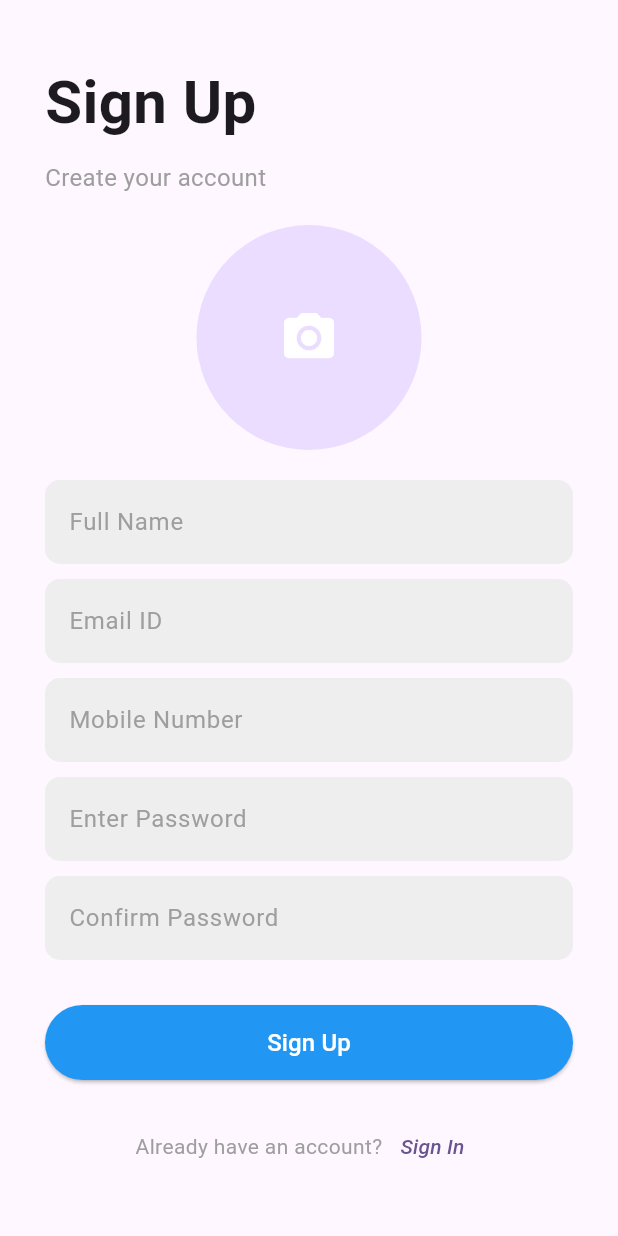
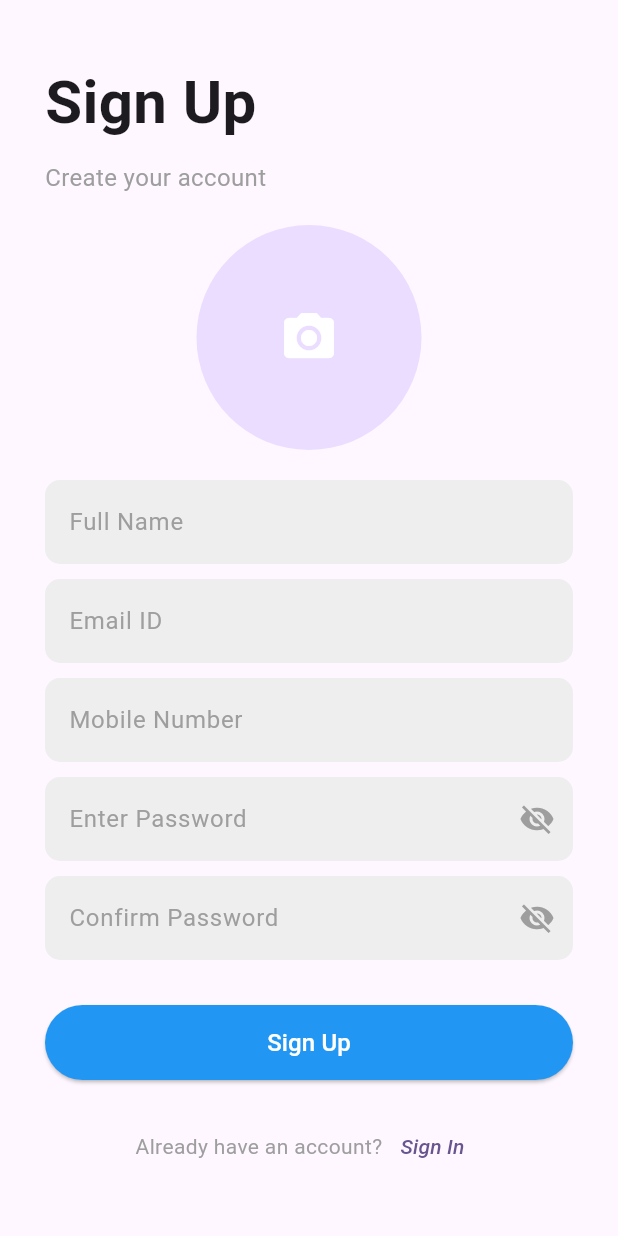
Before and after one commit to Samarthpatki/Flutter-ChatApp-, a Flutter app: the screen it shows after launch, after a tap on "Sign Up", on a phone screen of 412 x 824 dp. Run offline on Flutter 3.47's test engine with Material 3 defaults, Android fonts, the phone set to English and light mode, and no system bars; our stand-ins replace device_info_plus, firebase_auth, firebase_core, firebase_database, flutter_svg, image_picker and 2 more; accounts and stored records are empty; statements that could not run were skipped.

Commit message:
final touch ups and bug fixes

```diff
--- a/lib/screens/sign_in_screen.dart
+++ b/lib/screens/sign_in_screen.dart
@@ -1,6 +1,7 @@
 import 'dart:convert';
 import 'dart:io';
 
+import 'package:device_info_plus/device_info_plus.dart';
 import 'package:flutter/material.dart';
 import 'package:flutter_chatapp_qualwebs_assignment/data/sign_in_up_repo.dart';
 import 'package:flutter_chatapp_qualwebs_assignment/screens/all_chats_screen.dart';
@@ -24,6 +25,8 @@ class _SignInScreenState extends State<SignInScreen> {
   bool isLoading = false;
   final AuthRepository authObj= AuthRepository();
   final prefs = PreferenceHelper();
+  bool _hidePassword = true;
+
 
   void onSignInPressed() {
     setState(() {
@@ -103,7 +106,12 @@ class _SignInScreenState extends State<SignInScreen> {
     List<Permission> permissions = [Permission.camera];
 
     if (Platform.isAndroid) {
-      if (Platform.version.compareTo("13") < 0) {
+      print("version"+Platform.version);
+      final deviceInfo = DeviceInfoPlugin();
+      AndroidDeviceInfo androidInfo = await deviceInfo.androidInfo;
+      int sdkInt = androidInfo.version.sdkInt;
+
+      if (sdkInt <= 32) {
         permissions.add(Permission.storage); // For Android 12 and below
       } else {
         permissions.add(Permission.photos); // For Android 13+
@@ -162,7 +170,6 @@ class _SignInScreenState extends State<SignInScreen> {
   Future<void> pickImage(ImageSource source, BuildContext context, Function(File) onImageSelected) async {
     final picker = ImagePicker();
     final pickedFile = await picker.pickImage(source: source);
-
     if (pickedFile != null) {
       File imageFile = File(pickedFile.path);
       onImageSelected(imageFile);
@@ -229,9 +236,10 @@ class _SignInScreenState extends State<SignInScreen> {
                   keyboardType: TextInputType.emailAddress,
                 ),
                 const SizedBox(height: 10),
+
                 TextField(
                   controller: passwordController,
-                  obscureText: true,
+                  obscureText: _hidePassword,
                   decoration: InputDecoration(
                     hintText: 'Enter password',
                     hintStyle: TextStyle(color: Colors.grey),
@@ -241,6 +249,16 @@ class _SignInScreenState extends State<SignInScreen> {
                       borderRadius: BorderRadius.circular(10),
                       borderSide: BorderSide.none,
                     ),
+                    suffixIcon: IconButton(onPressed: (){
+                      setState(() {
+                        _hidePassword = !_hidePassword;
+                      });
+
+                    }, icon: Icon(
+                     _hidePassword ? Icons.visibility_off : Icons.visibility
+
+                    )),
+
                     contentPadding: const EdgeInsets.symmetric(horizontal: 10, vertical: 15),
                   ),
                 ),
--- a/lib/screens/sign_up_screen.dart
+++ b/lib/screens/sign_up_screen.dart
@@ -23,7 +23,8 @@ class _SignUpScreenState extends State<SignUpScreen> {
   final TextEditingController confirmPasswordController = TextEditingController();
   bool isLoading = false;
   String _profileImage ="";
-
+  bool hidePass =true;
+  bool hideConfirmPass=true;
   final AuthRepository auth_obj = AuthRepository();
 
   void showImagePickerDialog(BuildContext context, Function(File) onImageSelected) {
@@ -134,13 +135,14 @@ class _SignUpScreenState extends State<SignUpScreen> {
                       String base64img=await convertToBase64(selectedImage);
                       setState(() {
                         _profileImage=base64img;
+                        print("PIC "+_profileImage);
                       });
                   });
 
                 },
                 child: CircleAvatar(
                   radius: 75,
-                  // backgroundImage: _profileImage != "" ? MemoryImage(base64Decode(_profileImage)) : AssetImage('assets/images/profile.png') as ImageProvider,
+                  backgroundImage: _profileImage != "" ? MemoryImage(base64Decode(_profileImage)) : null,
                   child: _profileImage == "" ? Icon(Icons.camera_alt, size: 40, color: Colors.white) : null,
                 ),
               ),
@@ -149,8 +151,64 @@ class _SignUpScreenState extends State<SignUpScreen> {
             _buildTextField(nameController, 'Full Name', TextInputType.text),
             _buildTextField(emailController, 'Email ID', TextInputType.emailAddress),
             _buildTextField(numberController, 'Mobile Number', TextInputType.phone),
-            _buildTextField(passwordController, 'Enter Password', TextInputType.visiblePassword, obscureText: true),
-            _buildTextField(confirmPasswordController, 'Confirm Password', TextInputType.visiblePassword, obscureText: true),
+
+          Padding(
+            padding: EdgeInsets.only(bottom: 10),
+            child: TextField(
+              controller: passwordController,
+              obscureText: hidePass,
+              keyboardType: TextInputType.visiblePassword,
+              decoration: InputDecoration(
+                hintText: "Enter Password",
+                hintStyle: TextStyle(color: Colors.grey),
+                filled: true,
+                fillColor: Colors.grey[200],
+                border: OutlineInputBorder(borderRadius: BorderRadius.circular(10), borderSide: BorderSide.none),
+                suffixIcon:  IconButton(
+                  icon: Icon(
+                    hidePass ? Icons.visibility_off : Icons.visibility,
+                    color: Colors.grey,
+                  ),
+                  onPressed: () {
+                    setState(() {
+                      hidePass = !hidePass;
+                    });
+                  },
+                )
+
+              ),
+            ),
+             ),
+           Padding(
+            padding: EdgeInsets.only(bottom: 10),
+            child: TextField(
+              controller: confirmPasswordController,
+              obscureText: hideConfirmPass,
+              keyboardType: TextInputType.visiblePassword,
+              decoration: InputDecoration(
+                hintText: "Confirm Password",
+                hintStyle: TextStyle(color: Colors.grey),
+                filled: true,
+                fillColor: Colors.grey[200],
+                border: OutlineInputBorder(borderRadius: BorderRadius.circular(10), borderSide: BorderSide.none),
+                  suffixIcon:  IconButton(
+                    icon: Icon(
+                      hideConfirmPass ? Icons.visibility_off : Icons.visibility,
+                      color: Colors.grey,
+                    ),
+                    onPressed: () {
+                      setState(() {
+                        hideConfirmPass = !hideConfirmPass;
+                      });
+                    },
+                  )
+              ),
+            ),
+          ),
+
+
+            // _buildTextField(passwordController, 'Enter Password', TextInputType.visiblePassword, obscureText: hidePass),
+            // _buildTextField(confirmPasswordController, 'Confirm Password', TextInputType.visiblePassword, obscureText: hideConfirmPass),
             SizedBox(height: 20),
             isLoading
                 ? Center(child: CircularProgressIndicator())
```
Also changed, not shown: lib/screens/all_chats_screen.dart (+9 -3 lines), lib/screens/chat_screen.dart (+23 -4 lines), pubspec.yaml (+2 -5 lines), pubspec.lock.
